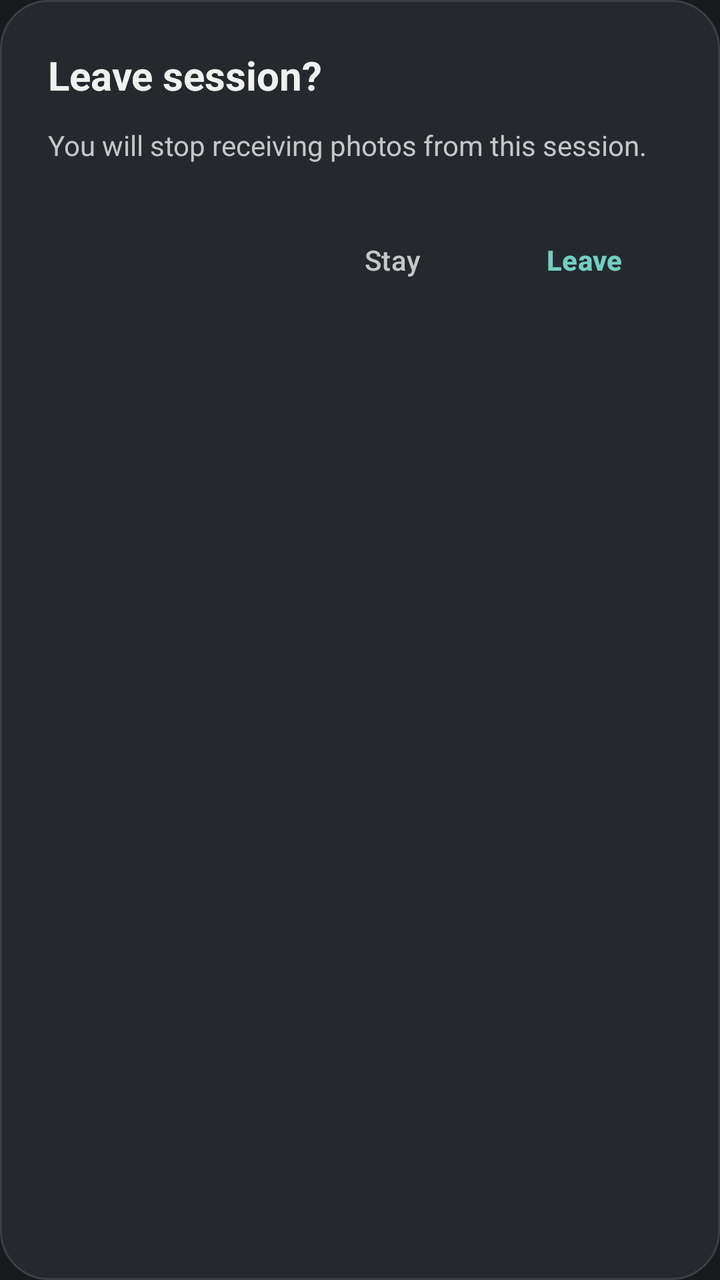
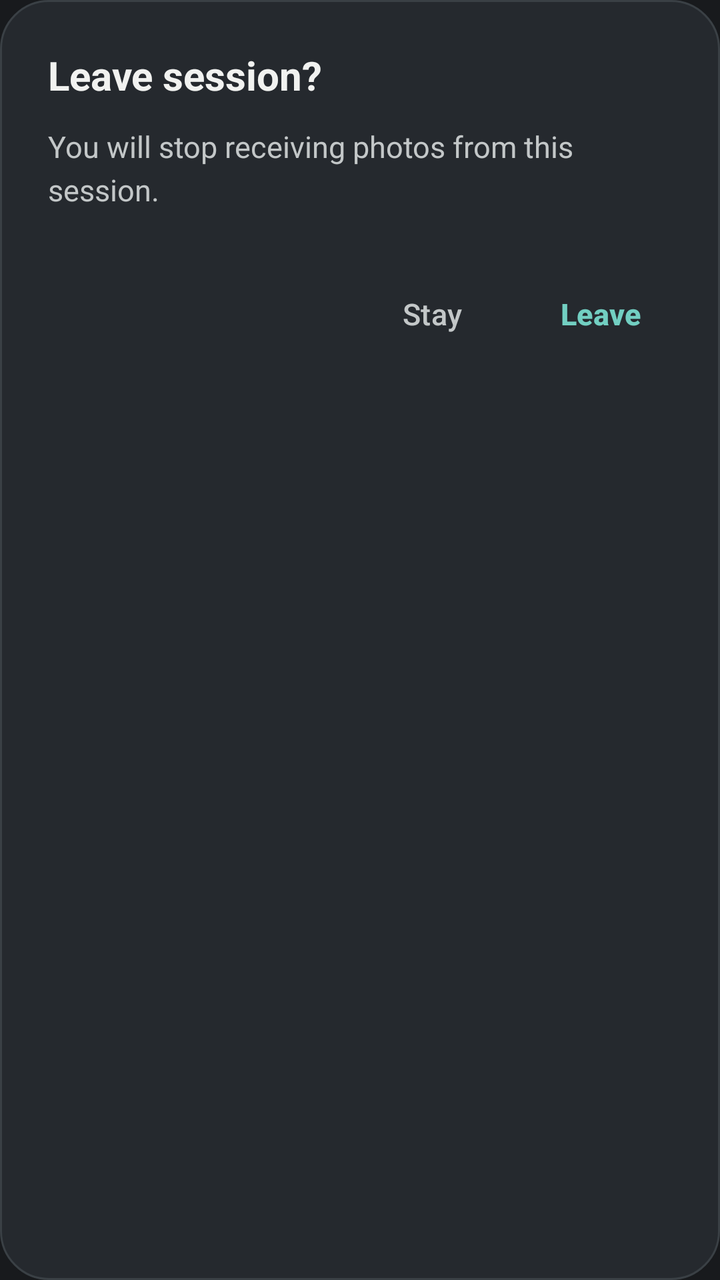

Compare the two renders of this Android layout. The source of the first and the diff that turns it into the second are given below.
<!-- AndroidManifest.xml: application theme Theme.PENGUIN -->
<!-- res/layout/dialog_leave_session.xml -->
<?xml version="1.0" encoding="utf-8"?>
<LinearLayout xmlns:android="http://schemas.android.com/apk/res/android"
    android:layout_width="match_parent"
    android:layout_height="wrap_content"
    android:background="@drawable/bg_dialog_glass"
    android:orientation="vertical"
    android:padding="24dp">

    <TextView
        android:layout_width="wrap_content"
        android:layout_height="wrap_content"
        android:text="@string/dialog_leave_session_title"
        android:textColor="@color/text_primary"
        android:textSize="20sp"
        android:textStyle="bold" />

    <TextView
        android:layout_width="match_parent"
        android:layout_height="wrap_content"
        android:layout_marginTop="12dp"
        android:lineSpacingExtra="3dp"
        android:text="@string/dialog_leave_session_msg"
        android:textColor="@color/text_secondary"
        android:textSize="14sp" />

    <LinearLayout
        android:layout_width="match_parent"
        android:layout_height="wrap_content"
        android:layout_marginTop="24dp"
        android:gravity="end"
        android:orientation="horizontal">

        <com.google.android.material.button.MaterialButton
            android:id="@+id/btnStay"
            style="@style/Widget.Material3.Button.TextButton"
            android:layout_width="wrap_content"
            android:layout_height="wrap_content"
            android:text="@string/stay"
            android:textColor="@color/text_secondary" />

        <com.google.android.material.button.MaterialButton
            android:id="@+id/btnConfirmLeave"
            style="@style/Widget.Material3.Button.TextButton"
            android:layout_width="wrap_content"
            android:layout_height="wrap_content"
            android:layout_marginStart="8dp"
            android:text="@string/leave"
            android:textColor="@color/primary_accent"
            android:textStyle="bold" />

    </LinearLayout>

</LinearLayout>
<!-- resources referenced by this layout -->
<resources>
  <color name="primary_accent">#72CFC2</color>
  <color name="text_primary">#F1F2F0</color>
  <color name="text_secondary">#C3C7C8</color>
  <!-- drawable bg_dialog_glass (drawable) -->
  <?xml version="1.0" encoding="utf-8"?>
  <shape xmlns:android="http://schemas.android.com/apk/res/android"
      android:shape="rectangle">
      <solid android:color="@color/surface_elevated" />
      <corners android:radius="24dp" />
      <stroke
          android:width="1dp"
          android:color="@color/outline" />
  </shape>
  <string name="dialog_leave_session_msg">You will stop receiving photos from this session.</string>
  <string name="dialog_leave_session_title">Leave session?</string>
  <string name="leave">Leave</string>
  <string name="stay">Stay</string>
  <style name="Theme.PENGUIN" parent="Theme.Material3.Dark.NoActionBar">
          
          <item name="colorPrimary">@color/primary_accent</item>
          <item name="colorOnPrimary">@color/bg_dark</item>
          <item name="colorPrimaryContainer">@color/surface_elevated</item>
          <item name="colorOnPrimaryContainer">@color/text_primary</item>
  
          <item name="colorSecondary">@color/primary_accent_soft</item>
          <item name="colorOnSecondary">@color/bg_dark</item>
  
          <item name="colorSurface">@color/surface</item>
          <item name="colorOnSurface">@color/text_primary</item>
          <item name="colorSurfaceVariant">@color/surface_elevated</item>
          <item name="colorOnSurfaceVariant">@color/text_secondary</item>
  
          <item name="android:colorBackground">@color/bg_dark</item>
          <item name="colorOnBackground">@color/text_primary</item>
  
          <item name="colorOutline">@color/outline</item>
  
          <item name="android:statusBarColor">@color/bg_dark</item>
          <item name="android:navigationBarColor">@color/bg_dark</item>
          <item name="android:windowLightStatusBar">false</item>
      </style>
  <color name="surface_elevated">#25292E</color>
  <color name="outline">#3A4045</color>
  <color name="bg_dark">#181A1D</color>
  <color name="primary_accent_soft">#9ADFD6</color>
  <color name="surface">#202328</color>
</resources>

<!-- the commit's change to res/layout/dialog_leave_session.xml (unified diff, before → after) -->
@@ -7,7 +7,7 @@
     android:padding="24dp">
 
     <TextView
-        android:layout_width="wrap_content"
+        android:layout_width="match_parent"
         android:layout_height="wrap_content"
         android:text="@string/dialog_leave_session_title"
         android:textColor="@color/text_primary"
@@ -18,34 +18,38 @@
         android:layout_width="match_parent"
         android:layout_height="wrap_content"
         android:layout_marginTop="12dp"
-        android:lineSpacingExtra="3dp"
+        android:lineSpacingExtra="4dp"
         android:text="@string/dialog_leave_session_msg"
         android:textColor="@color/text_secondary"
-        android:textSize="14sp" />
+        android:textSize="15sp" />
 
     <LinearLayout
         android:layout_width="match_parent"
         android:layout_height="wrap_content"
-        android:layout_marginTop="24dp"
-        android:gravity="end"
+        android:layout_marginTop="28dp"
+        android:gravity="end|center_vertical"
         android:orientation="horizontal">
 
         <com.google.android.material.button.MaterialButton
             android:id="@+id/btnStay"
             style="@style/Widget.Material3.Button.TextButton"
             android:layout_width="wrap_content"
-            android:layout_height="wrap_content"
+            android:layout_height="48dp"
+            android:minWidth="72dp"
             android:text="@string/stay"
-            android:textColor="@color/text_secondary" />
+            android:textColor="@color/text_secondary"
+            android:textSize="15sp" />
 
         <com.google.android.material.button.MaterialButton
             android:id="@+id/btnConfirmLeave"
             style="@style/Widget.Material3.Button.TextButton"
             android:layout_width="wrap_content"
-            android:layout_height="wrap_content"
-            android:layout_marginStart="8dp"
+            android:layout_height="48dp"
+            android:layout_marginStart="12dp"
+            android:minWidth="72dp"
             android:text="@string/leave"
             android:textColor="@color/primary_accent"
+            android:textSize="15sp"
             android:textStyle="bold" />
 
     </LinearLayout>
